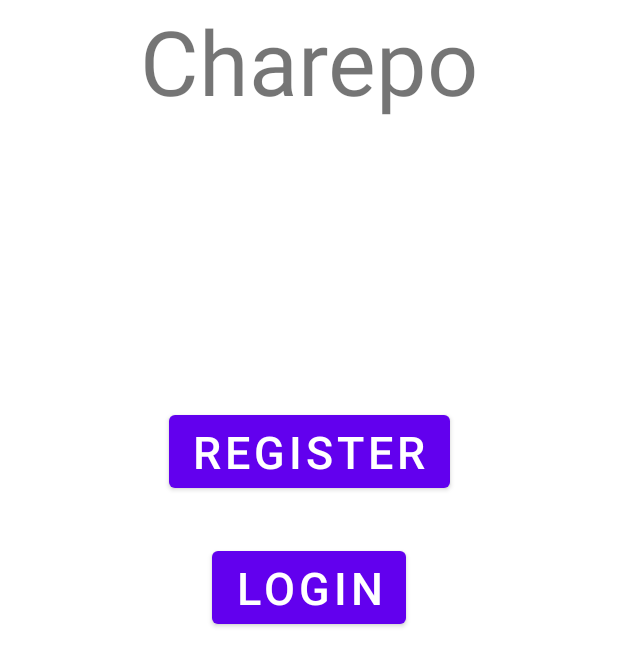
After one commit to Charepo-2023/Charepo, an Android app: the layout inital_menu_page.xml on its own in the app's theme, with its tools: preview values and no code run, on a phone screen of 412 x 824 dp. The commit adds this screen. Shown: the top 666 px of the screen. Run offline under Robolectric (Android 15) with nearby library versions, the light colour scheme and no system bars.

Commit message:
menu page added

```diff
--- a/app/src/main/java/com/example/charepo/HomeFragmentAdapter.kt
+++ b/app/src/main/java/com/example/charepo/HomeFragmentAdapter.kt
@@ -18,7 +18,6 @@
     val context: Context,
     val items: List<HomeRecyclerViewItem>,
     val homeFragment: HomeFragment): RecyclerView.Adapter<RecyclerView.ViewHolder>() {
-
     val sortedList = Fetcher.sortList(items)
 
     override fun getItemViewType(position: Int): Int {
--- /dev/null
+++ b/app/src/main/res/layout/inital_menu_page.xml
@@ -0,0 +1,38 @@
+<?xml version="1.0" encoding="utf-8"?>
+<androidx.constraintlayout.widget.ConstraintLayout xmlns:android="http://schemas.android.com/apk/res/android"
+    xmlns:app="http://schemas.android.com/apk/res-auto"
+    xmlns:tools="http://schemas.android.com/tools"
+    android:layout_width="match_parent"
+    android:layout_height="match_parent">
+
+    <TextView
+        android:id="@+id/title"
+        android:layout_width="wrap_content"
+        android:layout_height="wrap_content"
+        android:text="Charepo"
+        android:textSize="60sp"
+        app:layout_constraintEnd_toEndOf="parent"
+        app:layout_constraintStart_toStartOf="parent"
+        app:layout_constraintTop_toTopOf="parent" />
+
+    <Button
+        android:id="@+id/login_button"
+        android:layout_width="wrap_content"
+        android:layout_height="wrap_content"
+        android:layout_marginTop="190dp"
+        android:text="Register"
+        android:textSize="30sp"
+        app:layout_constraintEnd_toEndOf="parent"
+        app:layout_constraintStart_toStartOf="parent"
+        app:layout_constraintTop_toBottomOf="@+id/title" />
+    <Button
+        android:id="@+id/register_button"
+        android:layout_width="wrap_content"
+        android:layout_height="wrap_content"
+        android:layout_marginTop="30dp"
+        android:text="Login"
+        android:textSize="30sp"
+        app:layout_constraintEnd_toEndOf="parent"
+        app:layout_constraintStart_toStartOf="parent"
+        app:layout_constraintTop_toBottomOf="@+id/login_button" />
+</androidx.constraintlayout.widget.ConstraintLayout>
```
